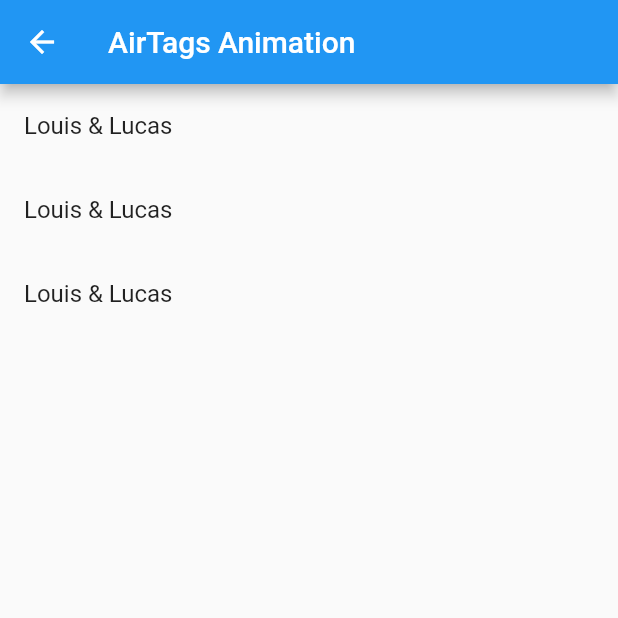
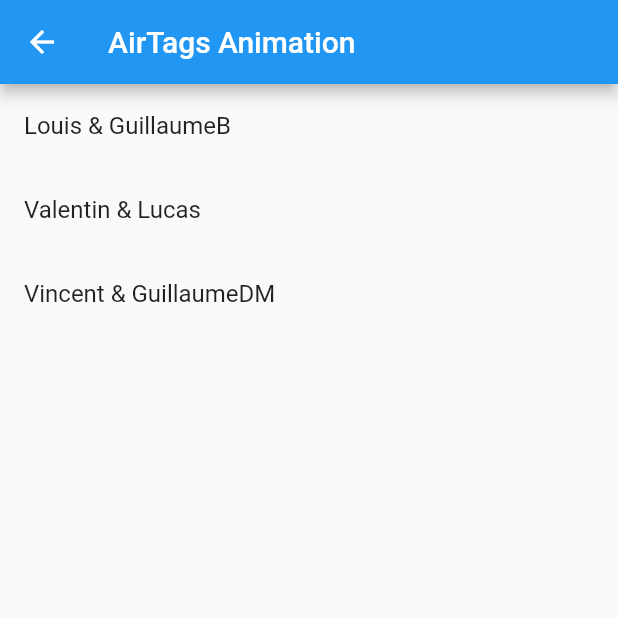
Before and after one commit to bamlab/flutter_dojo, a Flutter app: the screen it shows after launch, after a tap on "AirTags Animation", on a phone screen of 412 x 824 dp, the top half of it. Run offline on Flutter 3.47's test engine with Material 2 defaults, Android fonts, the phone set to English and light mode, and no system bars.

Commit message:
feat: start tream

```diff
--- a/lib/airtags_animation/team_1.dart
+++ b/lib/airtags_animation/team_1.dart
@@ -4,7 +4,7 @@
 class AirTagsAnimationTeam1 extends TeamWidget {
   const AirTagsAnimationTeam1({
     Key? key,
-  }) : super(key: key, teamName: 'Louis & Lucas');
+  }) : super(key: key, teamName: 'Louis & GuillaumeB');
 
   @override
   Widget build(BuildContext context) {
--- a/lib/airtags_animation/team_2.dart
+++ b/lib/airtags_animation/team_2.dart
@@ -4,7 +4,7 @@
 class AirTagsAnimationTeam2 extends TeamWidget {
   const AirTagsAnimationTeam2({
     Key? key,
-  }) : super(key: key, teamName: 'Louis & Lucas');
+  }) : super(key: key, teamName: 'Valentin & Lucas');
 
   @override
   Widget build(BuildContext context) {
--- a/lib/airtags_animation/team_3.dart
+++ b/lib/airtags_animation/team_3.dart
@@ -4,7 +4,7 @@
 class AirTagsAnimationTeam3 extends TeamWidget {
   const AirTagsAnimationTeam3({
     Key? key,
-  }) : super(key: key, teamName: 'Louis & Lucas');
+  }) : super(key: key, teamName: 'Vincent & GuillaumeDM');
 
   @override
   Widget build(BuildContext context) {
```
